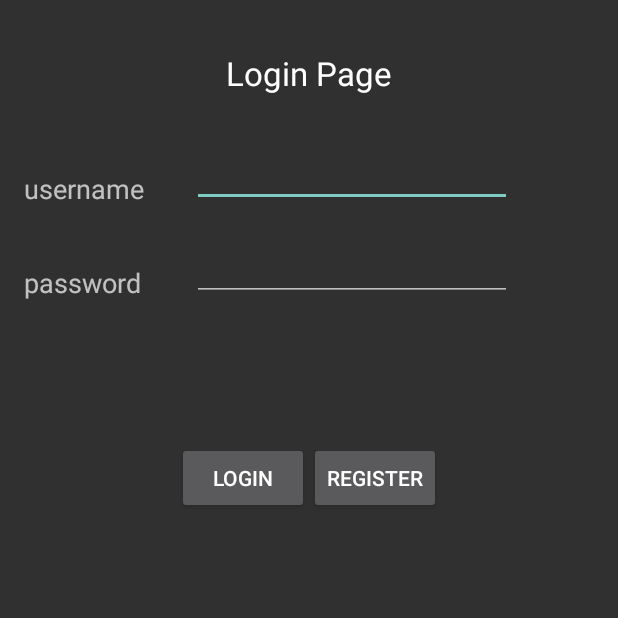
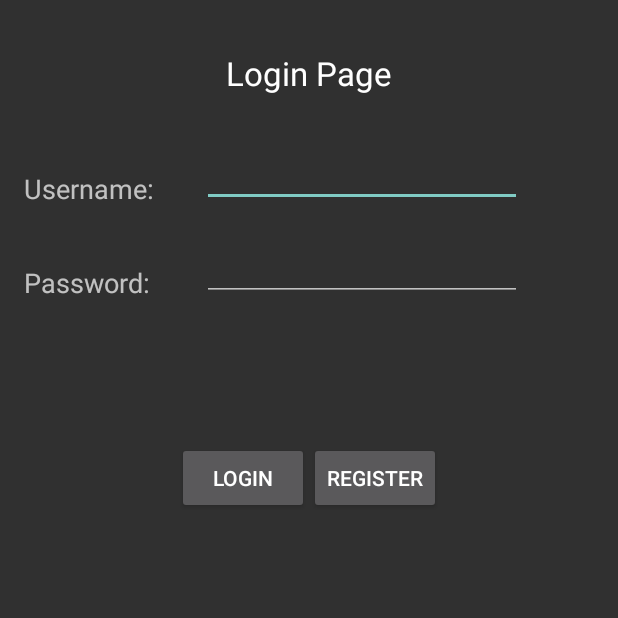
Before and after one commit to EthanShimooka/WikiRacers, an Android app: the screen it shows after launch (settingsPage before the commit, loginPage after it), after a tap on "SETTINGS", on a phone screen of 412 x 824 dp, the top half of it. Run offline under Robolectric (Android 15) with nearby library versions, the light colour scheme and no system bars; 2 statements that could not run were skipped.

Commit message:
login, register, login flow all works and warnings fixed

```diff
--- a/app/src/main/AndroidManifest.xml
+++ b/app/src/main/AndroidManifest.xml
@@ -16,6 +16,8 @@
         />
         <activity android:name=".settingsPage"/>
         <activity android:name=".registerPage"/>
+        <activity android:name=".userPage"/>
+        <activity android:name=".loginPage"/>
 
         <activity
             android:name=".menuActivity"
--- /dev/null
+++ b/app/src/main/java/wikiracers/wikiracers/loginPage.java
@@ -0,0 +1,88 @@
+package wikiracers.wikiracers;
+
+/**
+ * Created by Tyler on 2/19/2015.
+ * sign in page.  has register button too.  returns to the same page upon success.
+ */
+
+import android.app.Activity;
+import android.app.ProgressDialog;
+import android.content.Intent;
+import android.os.Bundle;
+import android.view.View;
+import android.widget.EditText;
+import android.widget.Toast;
+import com.parse.LogInCallback;
+import com.parse.ParseUser;
+
+public class loginPage extends Activity {
+
+    //initialize variables
+    private EditText username = null;
+    private EditText password = null;
+
+    @Override
+    protected void onCreate(Bundle savedInstanceState) {
+        super.onCreate(savedInstanceState);
+        setContentView(R.layout.login_page);
+
+        //grab values
+        username = (EditText) findViewById(R.id.edit_username);
+        password = (EditText) findViewById(R.id.edit_password);
+
+        //register button
+        findViewById(R.id.register_button).setOnClickListener(new View.OnClickListener() {
+            public void onClick(View view) {
+                startActivity(new Intent(getApplicationContext(), registerPage.class));
+            }
+        });
+
+        //log in button
+        findViewById(R.id.login_button).setOnClickListener(new View.OnClickListener() {
+            public void onClick(View view) {
+                final ProgressDialog dlg = new ProgressDialog(loginPage.this);
+                dlg.setTitle("Logging in...");
+                dlg.setMessage("Please wait...");
+                dlg.show();
+
+                //retrieve values
+                String name = username.getText().toString();
+                String pass = password.getText().toString();
+
+                //error checking
+                boolean input_error = false;
+                StringBuilder validationErrorMessage = new StringBuilder("Missing the following entries:");
+                if (name.trim().length() == 0) {
+                    input_error = true;
+                    validationErrorMessage.append(" username");
+                }
+                if (pass.trim().length() == 0) {
+                    if(input_error) validationErrorMessage.append(",");
+                    input_error = true;
+                    validationErrorMessage.append(" password");
+                }
+                if (input_error) {
+                    Toast.makeText(loginPage.this, validationErrorMessage.toString(), Toast.LENGTH_LONG).show();
+                    dlg.dismiss();
+                    return;
+                }
+
+                //login
+                ParseUser.logInInBackground(name, pass, new LogInCallback() {
+                    @Override
+                    public void done(ParseUser user, com.parse.ParseException e) {
+                        dlg.dismiss();
+                        if (e != null) {
+                            //login error
+                            Toast.makeText(loginPage.this, e.getMessage(), Toast.LENGTH_LONG).show();
+                        } else {
+                            //login success
+                            Intent intent = new Intent(loginPage.this, settingsPage.class);
+                            startActivity(intent);
+                        }
+                    }
+                });
+            }
+        });
+    }
+}
--- a/app/src/main/java/wikiracers/wikiracers/settingsPage.java
+++ b/app/src/main/java/wikiracers/wikiracers/settingsPage.java
@@ -1,91 +1,29 @@
 package wikiracers.wikiracers;
-
-import android.app.Activity;
-import android.content.Context;
-import android.content.Intent;
-import android.os.Bundle;
-import android.support.v7.app.ActionBarActivity;
-import android.util.Pair;
-import android.view.View;
-import android.widget.Button;
-import android.widget.EditText;
-import android.widget.Toast;
-
-import com.parse.ParseObject;
-import com.parse.ParseUser;
-import com.parse.SignUpCallback;
-
-import java.text.ParseException;
 
 /**
  * Created by Tyler on 2/19/2015.
+ * sign in page.  has register button too.  returns to the same page upon success.
  */
+
+import android.app.Activity;
+import android.content.Intent;
+import android.os.Bundle;
+import com.parse.ParseUser;
+
 public class settingsPage extends Activity {
 
-    private EditText username = null;
-    private EditText password = null;
-    private Button login;
+    @Override
+    public void onCreate(Bundle savedInstanceState){
+        super.onCreate(savedInstanceState);
+        ParseUser currentUser = ParseUser.getCurrentUser();
 
-    @Override
-    protected void onCreate(Bundle savedInstanceState) {
-        super.onCreate(savedInstanceState);
-        setContentView(R.layout.login_page);
-        username = (EditText) findViewById(R.id.editText1);
-        password = (EditText) findViewById(R.id.editText2);
-        login = (Button) findViewById(R.id.button1);
-
-        Button registerButton = (Button) findViewById(R.id.register_button);
-        registerButton.setOnClickListener(new View.OnClickListener() {
-            public void onClick (View v){
-
-                //Call to new browser Activity, when button is pressed.
-                //Todo: fix error regarding pressing back arrow button (<|) when playing game
-                startActivity(new Intent(getApplicationContext(), registerPage.class));
-            }
-        });
-    }
-
-    public void login(View view) {
-        String name = username.getText().toString();
-        String pass = password.getText().toString();
-
-        ParseUser user = new ParseUser();
-        user.setUsername(name);
-        user.setPassword(pass);
-
-// other fields can be set just like with ParseObject
-        //user.put("phone", "650-253-0000");
-
-        user.signUpInBackground(new SignUpCallback() {
-            public void done(ParseException e) {
-                if (e == null) {
-                    // Hooray! Let them use the app now.
-                    Context context = getApplicationContext();
-                    CharSequence text = "Success";
-                    int duration = Toast.LENGTH_SHORT;
-
-                    Toast toast = Toast.makeText(context, text, duration);
-                } else {
-                    // Sign up didn't succeed. Look at the ParseException
-                    // to figure out what went wrong
-                    Context context = getApplicationContext();
-                    CharSequence text = "Fail";
-                    int duration = Toast.LENGTH_SHORT;
-
-                    Toast toast = Toast.makeText(context, text, duration);
-                }
-            }
-
-            @Override
-            public void done(com.parse.ParseException e) {
-
-            }
-        });
-
-        //ParseObject testObject = new ParseObject("User");
-        //testObject.put("username", name);
-        //testObject.put("password", pass);
-        //testObject.saveInBackground();
-
+        //check if the user is logged in
+        if (currentUser != null) {
+            //the user is logged in, navigate to the user page
+            startActivity(new Intent(this, userPage.class));
+        } else {
+            //the user is not logged in, navigate to the log in page
+            startActivity(new Intent(this, loginPage.class));
+        }
     }
 }
--- a/app/src/main/res/layout/login_page.xml
+++ b/app/src/main/res/layout/login_page.xml
@@ -9,77 +9,81 @@
     tools:context=".MainActivity" >
 
     <TextView
-        android:id="@+id/textView1"
+        android:id="@+id/main_title"
         android:layout_width="wrap_content"
         android:layout_height="wrap_content"
         android:layout_alignParentTop="true"
         android:layout_centerHorizontal="true"
         android:layout_marginTop="18dp"
-        android:text="Login Page"
+        android:text="@string/login_page_title"
         android:textAppearance="?android:attr/textAppearanceLarge" />
 
     <TextView
-        android:id="@+id/textView2"
+        android:id="@+id/text_username"
         android:layout_width="wrap_content"
         android:layout_height="wrap_content"
+        android:layout_alignParentStart="true"
         android:layout_alignParentLeft="true"
-        android:layout_below="@+id/textView1"
+        android:layout_below="@+id/main_title"
         android:layout_marginTop="50dp"
-        android:text="username"
+        android:text="@string/username_text"
         android:textAppearance="?android:attr/textAppearanceMedium" />
 
     <EditText
-        android:id="@+id/editText1"
+        android:id="@+id/edit_username"
         android:layout_width="wrap_content"
         android:layout_height="wrap_content"
-        android:layout_alignBottom="@+id/textView2"
+        android:layout_alignBottom="@+id/text_username"
+        android:layout_marginStart="32dp"
         android:layout_marginLeft="32dp"
-        android:layout_toRightOf="@+id/textView2"
-        android:ems="10" >
+        android:layout_toEndOf="@+id/text_username"
+        android:layout_toRightOf="@+id/text_username"
+        android:ems="10"
+        android:inputType="textPersonName">
 
         <requestFocus />
     </EditText>
 
     <TextView
-        android:id="@+id/textView3"
+        android:id="@+id/text_password"
         android:layout_width="wrap_content"
         android:layout_height="wrap_content"
-        android:layout_alignLeft="@+id/textView2"
-        android:layout_below="@+id/textView2"
+        android:layout_alignStart="@+id/text_username"
+        android:layout_alignLeft="@+id/text_username"
+        android:layout_below="@+id/text_username"
         android:layout_marginTop="38dp"
-        android:text="password"
+        android:text="@string/password_text"
         android:textAppearance="?android:attr/textAppearanceMedium" />
 
     <EditText
-        android:id="@+id/editText2"
+        android:id="@+id/edit_password"
         android:layout_width="wrap_content"
         android:layout_height="wrap_content"
-        android:layout_alignBottom="@+id/textView3"
-        android:layout_alignLeft="@+id/editText1"
+        android:layout_alignBottom="@+id/text_password"
+        android:layout_alignStart="@+id/edit_username"
+        android:layout_alignLeft="@+id/edit_username"
         android:ems="10"
         android:inputType="textPassword" />
 
     <LinearLayout
         android:layout_width="wrap_content"
         android:layout_height="wrap_content"
-        android:layout_below="@+id/editText2"
+        android:layout_below="@+id/edit_password"
         android:layout_centerHorizontal="true">
 
         <Button
-            android:id="@+id/button1"
+            android:id="@+id/login_button"
             android:layout_width="wrap_content"
             android:layout_height="wrap_content"
             android:layout_marginTop="94dp"
-            android:onClick="login"
-            android:text="Login" />
+            android:text="@string/login_button_text" />
 
         <Button
             android:id="@+id/register_button"
             android:layout_width="wrap_content"
             android:layout_height="wrap_content"
             android:layout_marginTop="94dp"
-            android:onClick="login"
-            android:text="Register" />
+            android:text="@string/register_button_text" />
 
         </LinearLayout>
 
--- a/app/src/main/res/values/strings.xml
+++ b/app/src/main/res/values/strings.xml
@@ -17,5 +17,9 @@
     <string name="password_text">Password:</string>
     <string name="create_text">Create</string>
     <string name="register_page_title_text">Register Page</string>
+    <string name="logout_button_text">Login Out</string>
+    <string name="register_button_text">Register</string>
+    <string name="login_button_text">Login</string>
+    <string name="login_page_title">Login Page</string>
 
 </resources>
```
Also changed, not shown: app/src/main/java/wikiracers/wikiracers/userPage.java (added, +37 -0 lines), app/src/main/res/layout/user_page.xml (added, +19 -0 lines).
